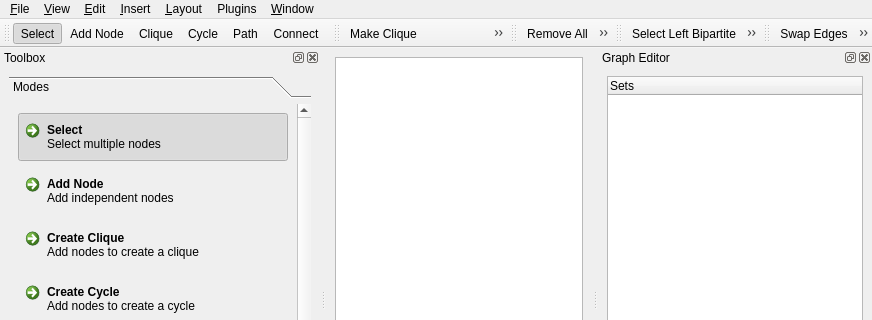
Qt form Gui/GraphViewer.ui (matcom/simspider) before a commit; both pictures show x 0 to 872 and y 0 to 320 of the 872 by 572 pixel window.
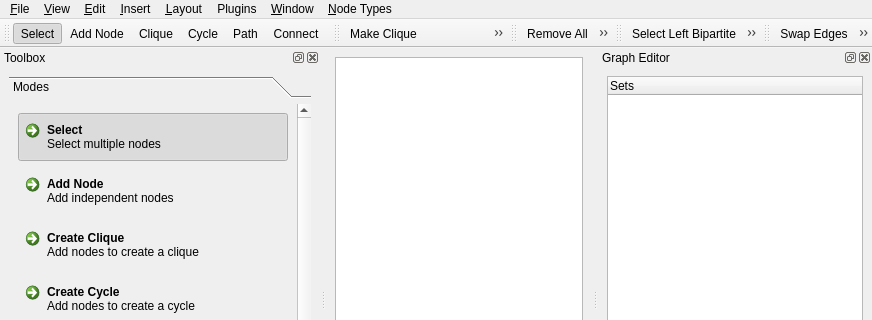
The same form after that commit. Icons and pictures are not drawn.

Diff of the .ui file:
```diff
--- a/Gui/GraphViewer.ui
+++ b/Gui/GraphViewer.ui
@@ -135,6 +135,14 @@
     </property>
     <addaction name="action_Function_Viewer"/>
    </widget>
+   <widget class="QMenu" name="menu_Node_Types">
+    <property name="title">
+     <string>&amp;Node Types</string>
+    </property>
+    <addaction name="actionStandard"/>
+    <addaction name="separator"/>
+    <addaction name="action_Add_Type"/>
+   </widget>
    <addaction name="menuFile"/>
    <addaction name="menu_View"/>
    <addaction name="menuTransform"/>
@@ -142,6 +150,7 @@
    <addaction name="menu_Layout"/>
    <addaction name="menuPlugins"/>
    <addaction name="menu_Window"/>
+   <addaction name="menu_Node_Types"/>
   </widget>
   <widget class="QStatusBar" name="statusbar"/>
   <widget class="QDockWidget" name="toolBoxDock">
```
Left out of the diff: 24 changed lines with no effect on the pictures.
